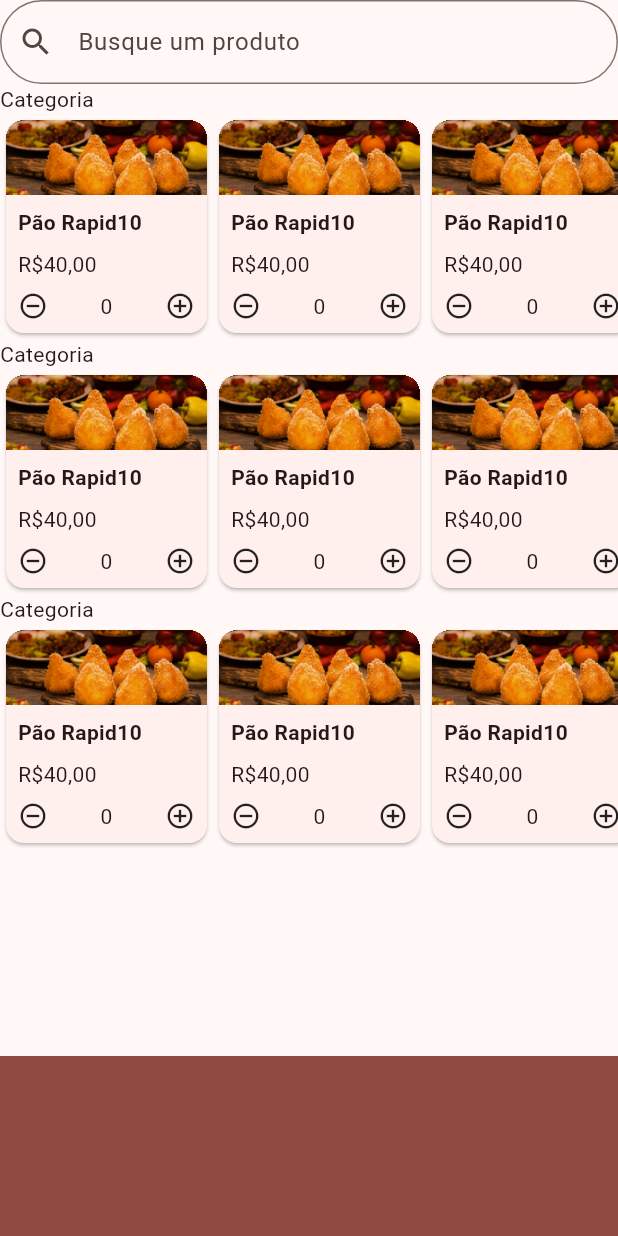
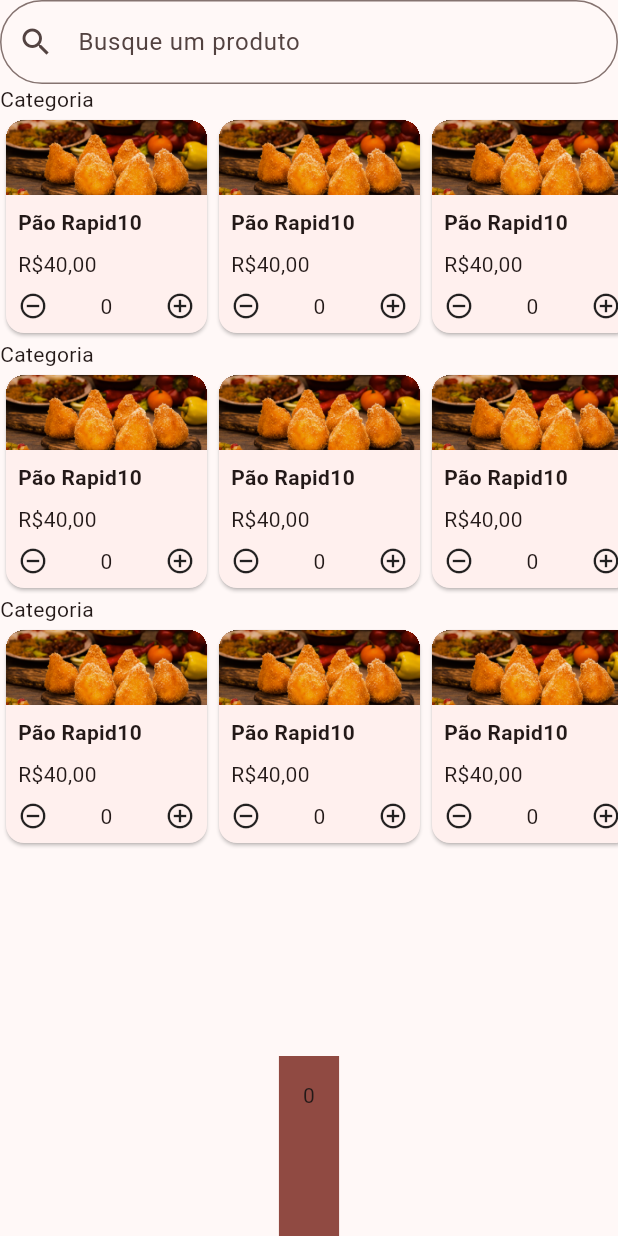
Before and after one commit to ikyrie/dev_panucci_delivery, a Flutter app: the screen it shows after launch, after a tap on the "remove circle outline" icon, on a phone screen of 412 x 824 dp. Run offline on Flutter 3.47's test engine with Material 2 defaults, Android fonts, the phone set to English and light mode, and no system bars.

```diff
--- a/lib/components/contador.dart
+++ b/lib/components/contador.dart
@@ -1,4 +1,5 @@
 import 'package:flutter/material.dart';
+import 'package:panucci_delivery/models/carrinho_provider.dart';
 
 class Contador extends StatefulWidget {
 const Contador({ Key? key }) : super(key: key);
@@ -8,7 +9,6 @@ const Contador({ Key? key }) : super(key: key);
 }
 
 class _ContadorState extends State<Contador> {
-  int _counter = 0;
   @override
   Widget build(BuildContext context){
     return Row(
@@ -18,19 +18,18 @@ class _ContadorState extends State<Contador> {
           borderRadius: BorderRadius.circular(20),
           onTap: () {
             setState(() {
-              if(_counter > 0) {
-                _counter--;
+              if(CarrinhoProvider.of(context).carrinhoCounter > 0) {
               }
             });
           },
           child: const Icon(Icons.remove_circle_outline, size: 20,),
         ),
-        Text(_counter.toString()),
+        Text(CarrinhoProvider.of(context).carrinhoCounter.toString()),
         InkWell(
           borderRadius: BorderRadius.circular(20),
           onTap: () {
             setState(() {
-              _counter++;
+              print(CarrinhoProvider.of(context).carrinhoCounter);
             });
           },
           child: const Icon(Icons.add_circle_outline, size: 20,),
--- a/lib/main.dart
+++ b/lib/main.dart
@@ -1,4 +1,5 @@
 import 'package:flutter/material.dart';
+import 'package:panucci_delivery/models/carrinho_provider.dart';
 import 'package:panucci_delivery/screens/home.dart';
 
 void main() {
@@ -12,7 +13,7 @@ const PanucciDelivery({ Key? key }) : super(key: key);
   Widget build(BuildContext context){
     return MaterialApp(
       theme: ThemeData.from(colorScheme: ColorScheme.fromSeed(seedColor: Colors.red), useMaterial3: true),
-      home: Home(),
+      home: CarrinhoProvider(carrinhoCounter: 0, child: Home()),
     );
   }
 }
--- /dev/null
+++ b/lib/models/carrinho_provider.dart
@@ -0,0 +1,19 @@
+import 'package:flutter/material.dart';
+
+class CarrinhoProvider extends InheritedWidget {
+  const CarrinhoProvider({Key? key, required Widget child, required this.carrinhoCounter}) : super(key: key, child: child);
+
+  final int carrinhoCounter;
+
+  static CarrinhoProvider of(BuildContext context){
+    final CarrinhoProvider? result = context.dependOnInheritedWidgetOfExactType<CarrinhoProvider>();
+    assert(result != null, "No CarrinhoProvider found in context");
+    return result!;
+  }
+
+  @override
+  bool updateShouldNotify(CarrinhoProvider oldWidget) {
+    return carrinhoCounter != oldWidget.carrinhoCounter;
+  }
+
+}
--- a/lib/screens/home.dart
+++ b/lib/screens/home.dart
@@ -1,14 +1,21 @@
 import 'package:flutter/material.dart';
 import 'package:panucci_delivery/components/cartao.dart';
-
+import 'package:panucci_delivery/models/carrinho_provider.dart';
 import '../components/search_input.dart';
 
-class Home extends StatelessWidget {
+class Home extends StatefulWidget {
   Home({Key? key}) : super(key: key);
+
+  @override
+  State<Home> createState() => _HomeState();
+}
+
+class _HomeState extends State<Home> {
   final TextEditingController searchTextController = TextEditingController();
 
   @override
   Widget build(BuildContext context) {
+    CarrinhoProvider carrinho = CarrinhoProvider.of(context);
     return SafeArea(
       child: Scaffold(
         body: CustomScrollView(
@@ -29,6 +36,7 @@ class Home extends StatelessWidget {
                   height: 120,
                   padding: const EdgeInsets.all(16),
                   decoration: BoxDecoration(color: Theme.of(context).colorScheme.surfaceTint),
+                  child: Text(carrinho.carrinhoCounter.toString()),
                 ),
               ),
             )
```
